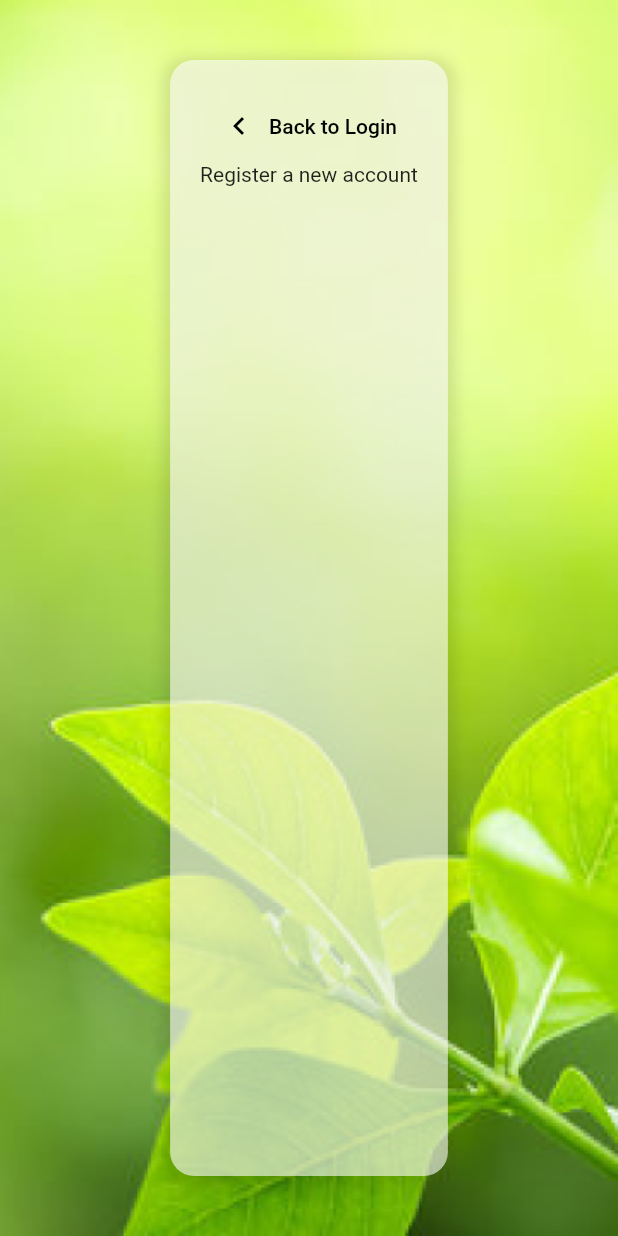
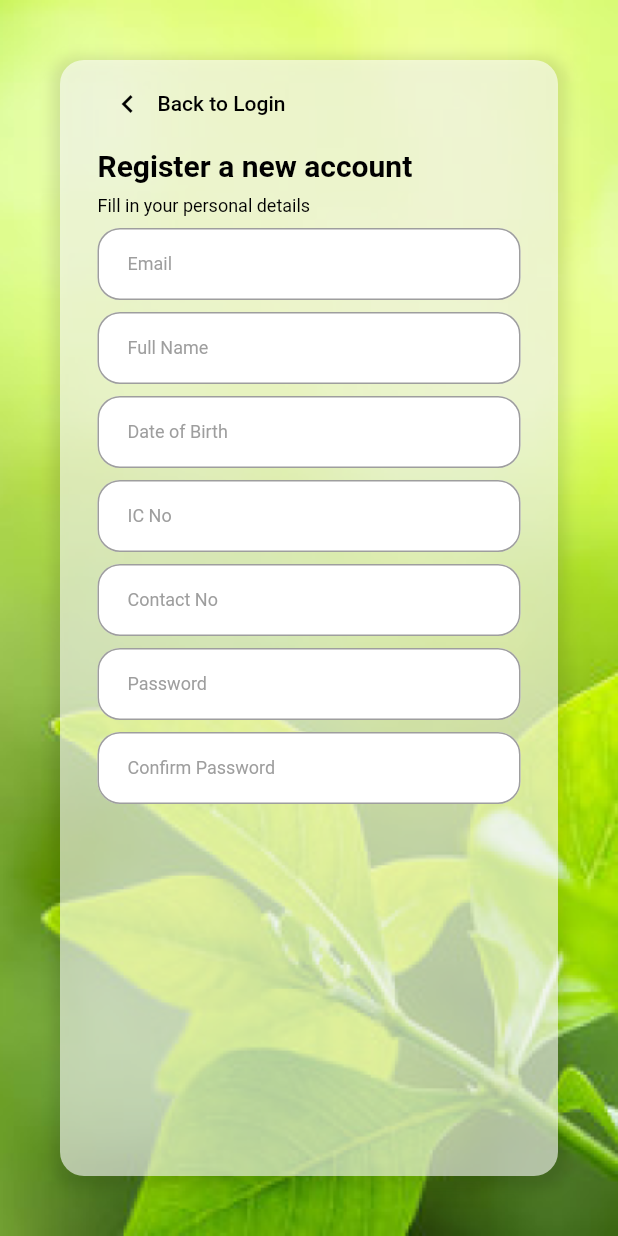
Before and after one commit to Endairion/6002CEM_Group13, a Flutter app: the Register screen opened directly, on a phone screen of 412 x 824 dp. Run offline on Flutter 3.47's test engine with Material 2 defaults, Android fonts, the phone set to English and light mode, and no system bars; our stand-ins replace flutter_native_splash; statements that could not run were skipped.

Commit message:
Update on Register page

```diff
--- a/lib/Register.dart
+++ b/lib/Register.dart
@@ -1,4 +1,5 @@
 import 'package:flutter/material.dart';
+import 'package:mobile_app_development_cw2/common/theme_helper.dart';
 
 class Register extends StatelessWidget {
   const Register({Key? key}) : super(key: key);
@@ -7,7 +8,7 @@ class Register extends StatelessWidget {
   Widget build(BuildContext context) {
     return Scaffold(
       body: Container(
-        decoration: BoxDecoration(
+        decoration: const BoxDecoration(
           image: DecorationImage(
             image: AssetImage('assets/login_background.png'),
             fit: BoxFit.cover,
@@ -15,7 +16,7 @@ class Register extends StatelessWidget {
         ),
         child: Center(
           child: Container(
-            padding: const EdgeInsets.all(20),
+            padding: const EdgeInsets.fromLTRB(25, 5, 25, 5),
             margin: const EdgeInsets.all(40),
             decoration: BoxDecoration(
               color: Colors.white.withOpacity(0.6),
@@ -30,6 +31,7 @@ class Register extends StatelessWidget {
               ],
             ),
             child: Column(
+              crossAxisAlignment: CrossAxisAlignment.start,
               children: [
                 TextButton.icon(
                   onPressed: () {
@@ -39,9 +41,64 @@ class Register extends StatelessWidget {
                   label: const Text('Back to Login'),
                   style: TextButton.styleFrom(
                     foregroundColor: Colors.black,
+                    alignment: Alignment.topLeft,
                   ),
                 ),
-                Text("Register a new account")
+                const SizedBox(height: 6),
+                Text(
+                  "Register a new account",
+                  style: TextStyle(
+                    color: Colors.black,
+                    fontWeight: FontWeight.bold,
+                    fontSize: 20,
+                  ),
+                ),
+                const SizedBox(height: 8),
+                Text(
+                  "Fill in your personal details",
+                  style: TextStyle(
+                    color: Colors.black,
+                    fontSize: 12,
+                  ),
+                ),
+                const SizedBox(height: 8),
+                TextField(
+                  decoration: ThemeHelper().textInputDecoration("Email","Email"),
+                  cursorColor: Colors.lightGreen,
+                ),
+                const SizedBox(height: 8),
+                TextField(
+                  decoration: ThemeHelper().textInputDecoration("Full Name", "Full Name"),
+                  cursorColor: Colors.lightGreen,
+                ),
+                const SizedBox(height: 8),
+                TextField(
+                  decoration: ThemeHelper().textInputDecoration("Date of Birth", "Date of Birth (DD/MM/YYYY"),
+                  cursorColor: Colors.lightGreen,
+                ),
+                const SizedBox(height: 8),
+                TextField(
+                  decoration: ThemeHelper().textInputDecoration("IC No", "IC Number (No space or dash)"),
+                  cursorColor: Colors.lightGreen,
+                ),
+                const SizedBox(height: 8),
+                TextField(
+                  decoration: ThemeHelper().textInputDecoration("Contact No", "IC Number (No space or dash)"),
+                  cursorColor: Colors.lightGreen,
+                  keyboardType: TextInputType.phone,
+                ),
+                const SizedBox(height: 8),
+                TextField(
+                  decoration: ThemeHelper().textInputDecoration("Password", "Password"),
+                  cursorColor: Colors.lightGreen,
+                  obscureText: true,
+                ),
+                const SizedBox(height: 8),
+                TextField(
+                  decoration: ThemeHelper().textInputDecoration("Confirm Password", "Confirm Password"),
+                  cursorColor: Colors.lightGreen,
+                  obscureText: true,
+                ),
               ],
             ),
           ),
--- /dev/null
+++ b/lib/common/theme_helper.dart
@@ -0,0 +1,20 @@
+import 'package:flutter/material.dart';
+
+class ThemeHelper{
+  InputDecoration textInputDecoration([String labelText="",String hintText=""]){
+    return InputDecoration(
+      labelText: labelText,
+      hintText: hintText,
+      hintStyle: TextStyle(fontSize: 12.0),
+      fillColor: Colors.white,
+      labelStyle: TextStyle(color: Colors.grey,fontSize: 12),
+      floatingLabelStyle: TextStyle(color: Colors.black),
+      filled: true,
+      contentPadding: EdgeInsets.fromLTRB(20, 5, 20, 5),
+      focusedBorder: OutlineInputBorder(borderRadius: BorderRadius.circular(15),borderSide: BorderSide(color: Colors.grey)),
+      enabledBorder: OutlineInputBorder(borderRadius: BorderRadius.circular(15),borderSide: BorderSide(color: Colors.grey)),
+      errorBorder: OutlineInputBorder(borderRadius: BorderRadius.circular(15),borderSide: BorderSide(color: Colors.grey)),
+      focusedErrorBorder: OutlineInputBorder(borderRadius: BorderRadius.circular(15),borderSide: BorderSide(color: Colors.grey)),
+    );
+  }
+}
```
